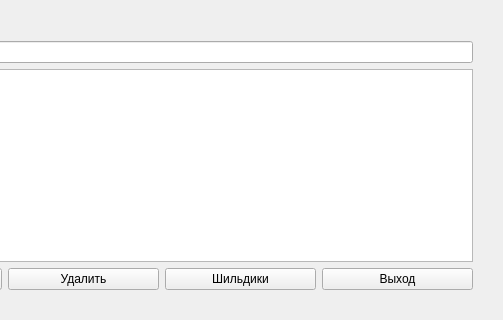
masa-levs/korobulky, file mainwindow.ui: the form before one commit; both pictures show x 337 to 840 and y 0 to 320 of the 840 by 320 pixel window.
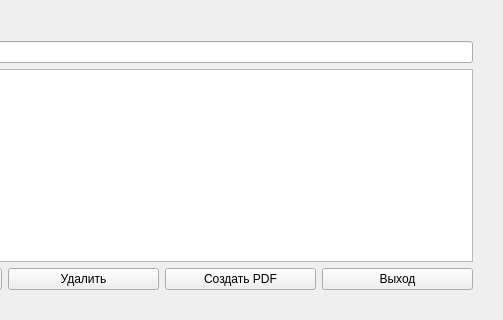
The form after the commit.

```diff
--- a/mainwindow.ui
+++ b/mainwindow.ui
@@ -155,7 +155,7 @@
        <item>
         <widget class="QPushButton" name="bPrint">
          <property name="text">
-          <string>Шильдики</string>
+          <string>Создать PDF</string>
          </property>
         </widget>
        </item>
```
